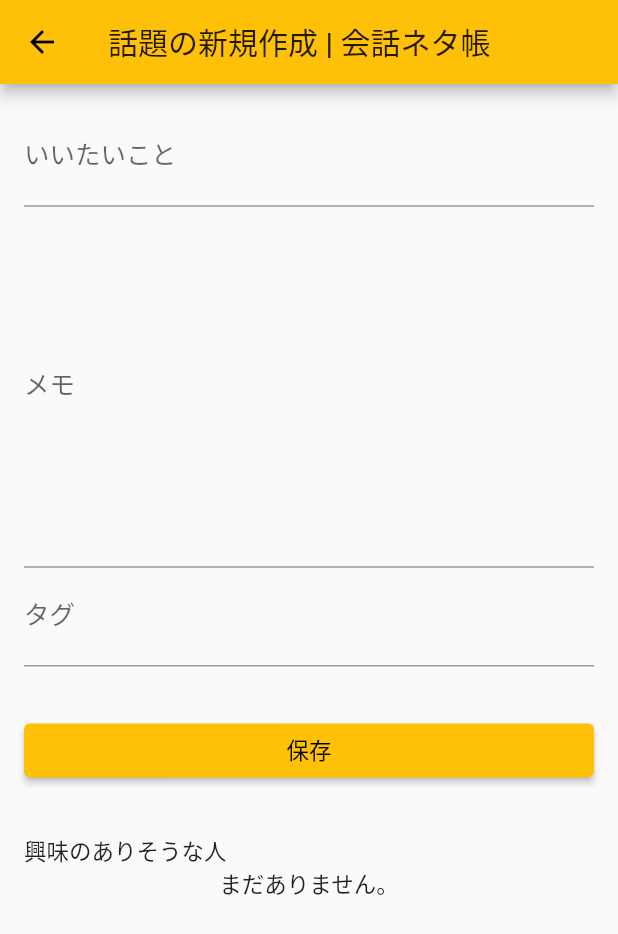
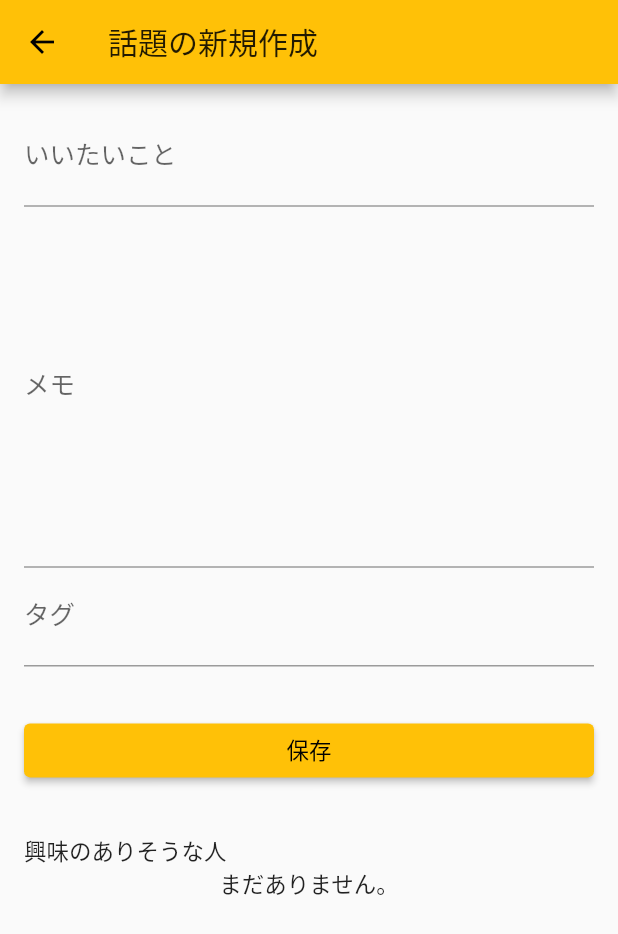
Before and after one commit to ken1flan/flutter_conversation_memo, a Flutter app: the TopicPage screen opened directly, on a phone screen of 412 x 824 dp. Shown: the top 934 px of the screen. Run offline on Flutter 3.47's test engine with Material 2 defaults, Android fonts, the phone set to English and light mode, and no system bars; our stand-ins replace hive, hive_flutter, timeago; accounts and stored records are empty; generated files the repository leaves out were written again.

Commit message:
Remove japanese text in dart file (#29)
dartファイル内で直書きしていた日本語のテキストを
翻訳ファイルに移しました。

```diff
--- a/lib/widgets/person_list_page.dart
+++ b/lib/widgets/person_list_page.dart
@@ -15,7 +15,7 @@ class PersonListPage extends StatelessWidget {
 
     return Scaffold(
       appBar: AppBar(
-        title: Text(localizations.appTitle),
+        title: Text(localizations.personList),
       ),
       drawer: createDrawer(context),
       body: ValueListenableBuilder(
--- a/lib/widgets/topic_list_page.dart
+++ b/lib/widgets/topic_list_page.dart
@@ -15,7 +15,7 @@ class TopicListPage extends StatelessWidget {
 
     return Scaffold(
         appBar: AppBar(
-          title: Text(localizations.appTitle),
+          title: Text(localizations.topicList),
         ),
         drawer: createDrawer(context),
         body: ValueListenableBuilder(
@@ -23,7 +23,7 @@ class TopicListPage extends StatelessWidget {
             builder: (context, Box<Topic> box, _) {
               if (box.values.isEmpty) {
                 return Center(
-                  child: Text('まだありません。'),
+                  child: Text(localizations.notFound),
                 );
               }
               return ListView.builder(
@@ -38,7 +38,7 @@ class TopicListPage extends StatelessWidget {
           onPressed: () {
             _createNewTopic(context);
           },
-          tooltip: 'Add new topic',
+          tooltip: localizations.topicListAdd,
           child: Icon(Icons.add),
         ));
   }
--- a/lib/widgets/topic_page.dart
+++ b/lib/widgets/topic_page.dart
@@ -40,9 +40,11 @@ class _TopicPageState extends State<TopicPage> {
 
   @override
   Widget build(BuildContext context) {
-    final titleString = index == null ? '話題の新規作成 | 会話ネタ帳' : '話題の編集 | 会話ネタ帳';
+    var localizations = AppLocalizations.of(context);
+    final titleString = index == null
+        ? localizations.topicPageTitleNew
+        : localizations.topicPageTitleEdit;
     final indexString = index.toString();
-    var localizations = AppLocalizations.of(context);
 
     return Scaffold(
       appBar: AppBar(
@@ -54,8 +56,9 @@ class _TopicPageState extends State<TopicPage> {
             TextFormField(
               initialValue: summary,
               key: ValueKey('summaryTextField$indexString'),
-              decoration: const InputDecoration(
-                  labelText: 'いいたいこと', hintText: 'この話題で言いたいことを短くまとめましょう。'),
+              decoration: InputDecoration(
+                  labelText: localizations.topicSummary,
+                  hintText: localizations.topicSummaryHint),
               onChanged: (value) {
                 setState(() {
                   summary = value;
@@ -65,10 +68,9 @@ class _TopicPageState extends State<TopicPage> {
             TextFormField(
               initialValue: memo,
               key: ValueKey('memoTextField$indexString'),
-              decoration: const InputDecoration(
-                  labelText: 'メモ',
-                  hintText:
-                      '話題を話すときにチラ見したいことを書きましょう。\n長くしすぎるとスクロールが入って見づらくなるかもしれません。'),
+              decoration: InputDecoration(
+                  labelText: localizations.topicMemo,
+                  hintText: localizations.topicMemoHint),
               maxLines: 10,
               onChanged: (value) {
                 setState(() {
@@ -79,8 +81,9 @@ class _TopicPageState extends State<TopicPage> {
             TextFormField(
               initialValue: tags_string,
               key: ValueKey('tagsStringTextField$indexString'),
-              decoration: const InputDecoration(
-                  labelText: 'タグ', hintText: 'スペースで区切って入力してください。'),
+              decoration: InputDecoration(
+                  labelText: localizations.topicTagsString,
+                  hintText: localizations.topicTagsStringHint),
               onChanged: (value) {
                 setState(() {
                   tags_string = value;
@@ -92,10 +95,10 @@ class _TopicPageState extends State<TopicPage> {
               child: ElevatedButton(
                 key: Key('saveButton'),
                 onPressed: onFormSubmit,
-                child: Text('保存'),
+                child: Text(localizations.save),
               ),
             ),
-            Text('興味のありそうな人'),
+            Text(localizations.topicInterestedPerson),
             Builder(builder: (BuildContext context) {
               if (interestedPersons == null) {
                 return Center(child: Text(localizations.notFound));
```
Also changed, not shown: lib/l10n/app_ja.arb (+43 -3 lines), lib/widgets/person_card.dart (+6 -3 lines), lib/widgets/person_page.dart (+12 -10 lines), lib/widgets/topic_card.dart (+7 -3 lines), 4 other files.
